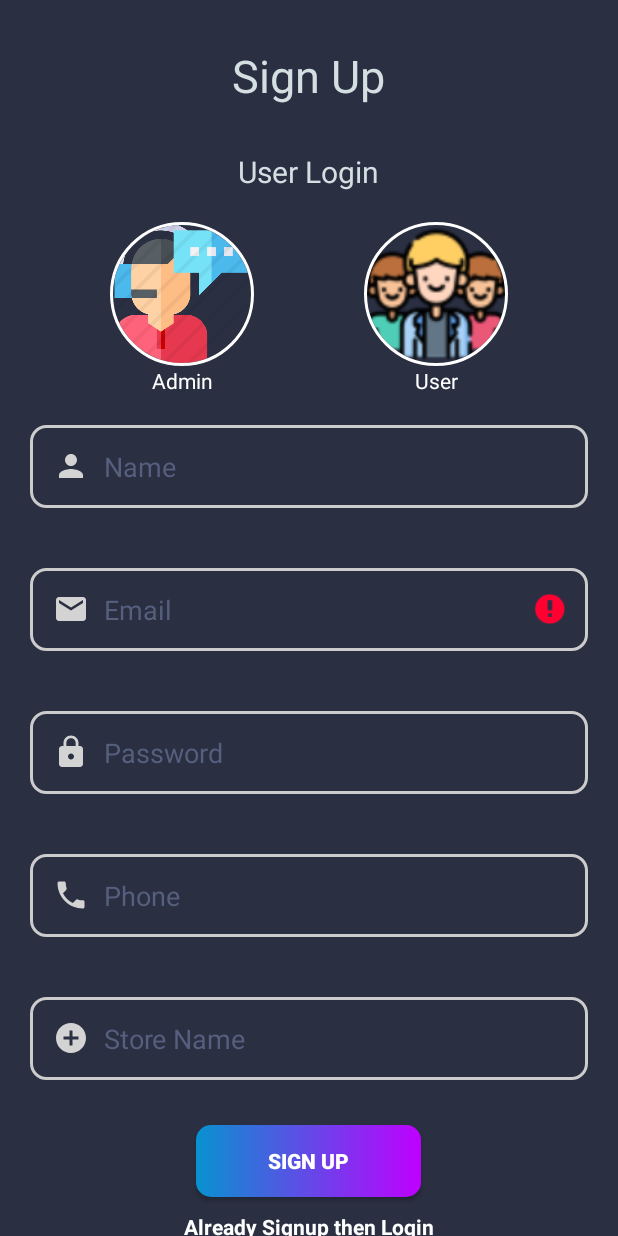
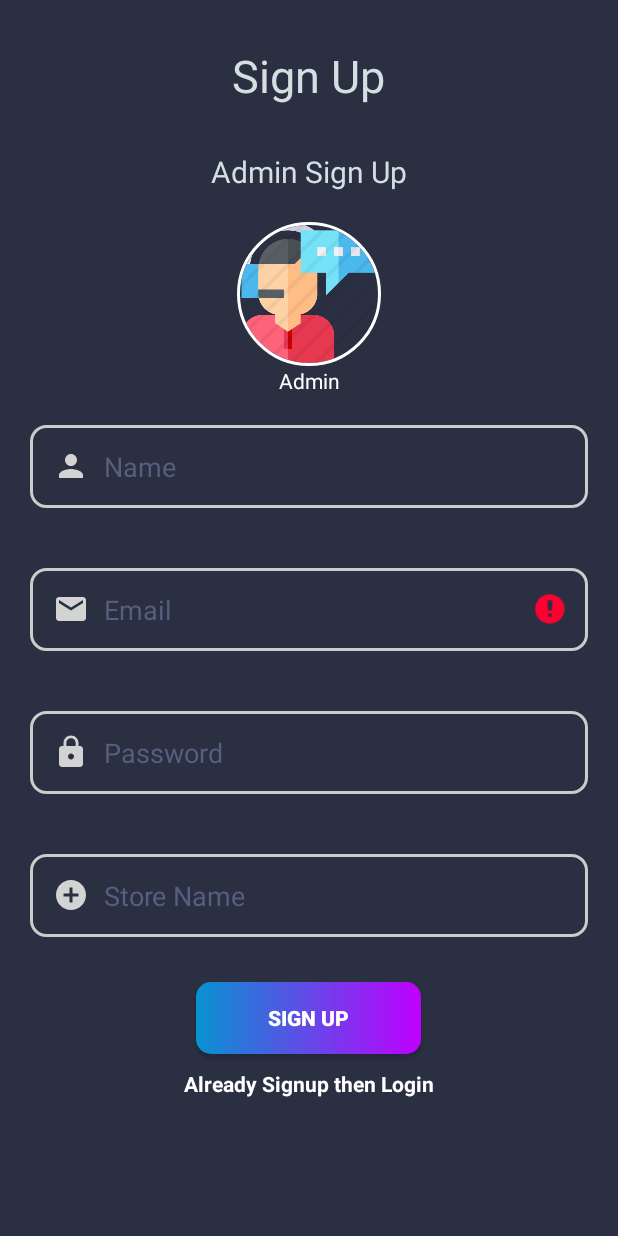
Before and after one commit to Pransh-Coder/StoreKhata, an Android app: the fragment SignUpFragment shown on its own in the app's theme, after a tap on "Already Signup then Login", on a phone screen of 412 x 824 dp. Run offline under Robolectric (Android 15) with nearby library versions, the phone set to English and light mode, and no system bars; our stand-ins replace CircleImageView, Volley; network calls fail; 3 statements that could not run were skipped; 3 other taps on this screen came first.

Commit message:
Final Push Everything sorted expect Expandable Floating Action Menu and on 1st frag after login when we do back press then white layout comes

```diff
--- a/app/src/main/java/com/store/storekhata/Login/SignUpFragment.java
+++ b/app/src/main/java/com/store/storekhata/Login/SignUpFragment.java
@@ -25,9 +25,7 @@ public class SignUpFragment extends Fragment {
     EditText Name,Email,Password,StoreName,mobileNo;
     String name,email,password,shopName,mobilenum;
     Button Signup;
-    TextView textButton,txt_who;
-    int flag=0;
-    LinearLayout userLinear,adminLinear;
+    TextView textButton;
     NetworkingCalls networkingCalls;
     @Override
     public void onCreate(Bundle savedInstanceState) {
@@ -49,28 +47,7 @@ public class SignUpFragment extends Fragment {
         StoreName = rootview.findViewById(R.id.storeNam);
         textButton=rootview.findViewById(R.id.textButton);
         Signup = rootview.findViewById(R.id.btnSignUp);
-        userLinear= rootview.findViewById(R.id.userLinear);
-        adminLinear = rootview.findViewById(R.id.adminLinear);
-        txt_who= rootview.findViewById(R.id.txt_who);
-        mobileNo = rootview.findViewById(R.id.mobileNo);
-
-        userLinear.setOnClickListener(new View.OnClickListener() {
-            @Override
-            public void onClick(View view) {
-                txt_who.setText("User Login");
-                flag=1;
-                mobileNo.setVisibility(View.VISIBLE);
-            }
-        });
-
-        adminLinear.setOnClickListener(new View.OnClickListener() {
-            @Override
-            public void onClick(View view) {
-                txt_who.setText("Admin Login");
-                mobileNo.setVisibility(View.GONE);
-                flag=2;
-            }
-        });
+        //mobileNo = rootview.findViewById(R.id.mobileNo);
 
         Signup.setOnClickListener(new View.OnClickListener() {
             @Override
@@ -80,7 +57,7 @@ public class SignUpFragment extends Fragment {
                 password = Password.getText().toString();
                 shopName = StoreName.getText().toString();
                 name = Name.getText().toString();
-                mobilenum=mobileNo.getText().toString();
+                //mobilenum=mobileNo.getText().toString();
 
                 if(Email.getText().toString().length()==0)
                 {
@@ -98,21 +75,12 @@ public class SignUpFragment extends Fragment {
                 else if(StoreName.getText().toString().length()==0){
                     StoreName.setError("Store Name feild is empty!");
                 }
-                else if(mobileNo.getText().length()==0){
+                /*else if(mobileNo.getText().length()==0){
                     mobileNo.setError("Mobile Number feild empty!");
-                }
+                }*/
                 else
                 {
-                    if(flag==2){
-
-                        networkingCalls.adminSignup(email,password,name,shopName);
-                    }
-                    /*else if(flag==1){
-                        networkingCalls.userSignup(email,password,name,shopName,mobilenum);
-                    }*/
-                    else {
-                        networkingCalls.adminSignup(email,password,name,shopName);
-                    }
+                    networkingCalls.adminSignup(email,password,name,shopName);
                 }
             }
         });
--- a/app/src/main/java/com/store/storekhata/NetworkingStructure/NetworkingCalls.java
+++ b/app/src/main/java/com/store/storekhata/NetworkingStructure/NetworkingCalls.java
@@ -79,10 +79,9 @@ public class NetworkingCalls {
         StringRequest stringRequest = new StringRequest(Request.Method.POST, BASE_URL + "AdminSignup.php", new Response.Listener<String>() {
             @Override
             public void onResponse(String response) {
-                Log.e("adminResponseSignup", response);
 
                 try {
-                    Log.e("ResponseSignup", response);
+                    Log.e("responseSignup", response);
                     JSONObject jsonObject = new JSONObject(response);
                     if (jsonObject.getString("status").equals("true")) {
 
--- a/app/src/main/java/com/store/storekhata/TrackDebit/ItemsHistoryFragment.java
+++ b/app/src/main/java/com/store/storekhata/TrackDebit/ItemsHistoryFragment.java
@@ -55,8 +55,8 @@ public class ItemsHistoryFragment extends Fragment {
         String UID = userSharedPrefs.getUID_forUserLogin();
         String AID = userSharedPrefs.getAID_forUserLogin();
 
-        Toast.makeText(getContext(), ""+UID +" home " + AID, Toast.LENGTH_SHORT).show();
-        networkingCalls.ItemsHistory(uid,AID,recyclerView);
+        Toast.makeText(getContext(), "uid: "+UID +" & aid: " + AID, Toast.LENGTH_SHORT).show();
+        networkingCalls.ItemsHistory(UID,AID,recyclerView);
 
 
         return rootview;
--- a/app/src/main/java/com/store/storekhata/TrackDebit/RecyclerAdapterShowEachItem.java
+++ b/app/src/main/java/com/store/storekhata/TrackDebit/RecyclerAdapterShowEachItem.java
@@ -58,6 +58,10 @@ public class RecyclerAdapterShowEachItem extends RecyclerView.Adapter<RecyclerAd
         userSharedPrefs= new UserSharedPrefs(context);
         sharePrefs = new SharePrefs(context);
 
+        Boolean b = userSharedPrefs.isLoggedInUser();
+        Boolean c = sharePrefs.isLoggedIn();
+
+        Toast.makeText(context, ""+b +" Admin also "+c, Toast.LENGTH_SHORT).show();
         if(sharePrefs.isLoggedIn()){
             holder.deleteItem.setVisibility(View.VISIBLE);
 
@@ -74,6 +78,7 @@ public class RecyclerAdapterShowEachItem extends RecyclerView.Adapter<RecyclerAd
                 }
             });
         }
+
         else if(userSharedPrefs.isLoggedInUser()){
             holder.deleteItem.setVisibility(View.GONE);
         }
--- a/app/src/main/res/layout/fragment_sign_up.xml
+++ b/app/src/main/res/layout/fragment_sign_up.xml
@@ -52,8 +52,8 @@
                         android:layout_width="wrap_content"
                         android:layout_height="wrap_content"
                         android:orientation="vertical"
-                        app:layout_constraintRight_toLeftOf="@+id/userLinear"
                         app:layout_constraintLeft_toLeftOf="parent"
+                        app:layout_constraintRight_toRightOf="parent"
                         app:layout_constraintTop_toTopOf="parent">
 
                         <de.hdodenhof.circleimageview.CircleImageView
@@ -73,7 +73,7 @@
 
                     </LinearLayout>
 
-                    <LinearLayout
+                 <!--   <LinearLayout
                         android:id="@+id/userLinear"
                         android:layout_width="wrap_content"
                         android:layout_height="wrap_content"
@@ -98,7 +98,7 @@
                             android:gravity=""
                             android:textColor="#FFFFFF"/>
 
-                    </LinearLayout>
+                    </LinearLayout>-->
 
                 </androidx.constraintlayout.widget.ConstraintLayout>
 
@@ -148,7 +148,7 @@
                 android:padding="15dp"
                 android:id="@+id/pass" />
 
-            <EditText
+           <!-- <EditText
                 android:layout_width="match_parent"
                 android:layout_height="wrap_content"
                 android:layout_margin="20dp"
@@ -161,7 +161,7 @@
                 android:inputType="phone"
                 android:visibility="gone"
                 android:padding="15dp"
-                android:id="@+id/mobileNo" />
+                android:id="@+id/mobileNo" />-->
 
             <EditText
                 android:layout_width="match_parent"
```
